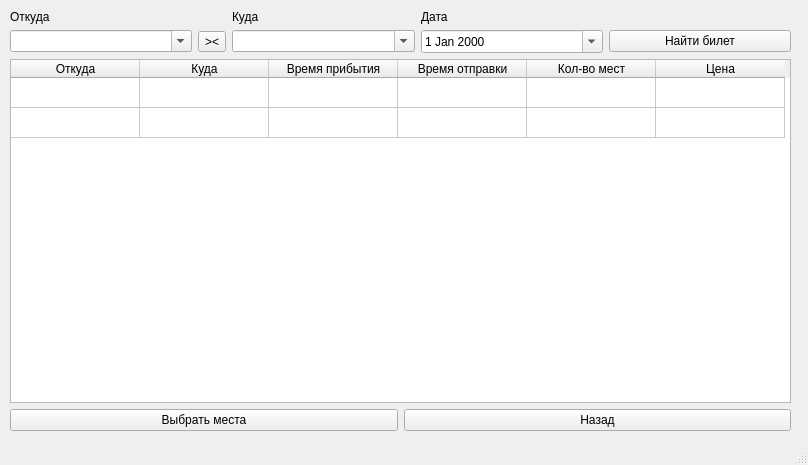
This is data/etc/Ticket.ui in Substance-live/Train_application as Qt 5 draws it before an edit. The edited form follows.
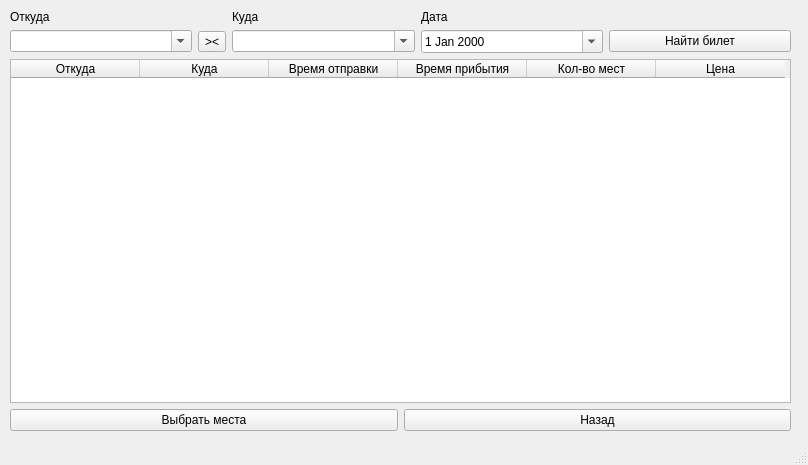
This is the edited form.

```diff
--- a/data/etc/Ticket.ui
+++ b/data/etc/Ticket.ui
@@ -185,6 +185,9 @@
          <property name="sortingEnabled">
           <bool>true</bool>
          </property>
+         <property name="rowCount">
+          <number>0</number>
+         </property>
          <attribute name="horizontalHeaderVisible">
           <bool>true</bool>
          </attribute>
@@ -209,12 +212,6 @@
          <attribute name="verticalHeaderCascadingSectionResizes">
           <bool>false</bool>
          </attribute>
-         <row>
-          <property name="text">
-           <string>2</string>
-          </property>
-         </row>
-         <row/>
          <column>
           <property name="text">
            <string>Откуда</string>
@@ -225,16 +222,16 @@
            <string>Куда</string>
           </property>
          </column>
-         <column>
-          <property name="text">
-           <string>Время прибытия</string>
-          </property>
-         </column>
          <column>
           <property name="text">
            <string>Время отправки</string>
           </property>
          </column>
+         <column>
+          <property name="text">
+           <string>Время прибытия</string>
+          </property>
+         </column>
          <column>
           <property name="text">
            <string>Кол-во мест</string>
```
Left out of the diff: 6 changed lines with no effect on the pictures.
